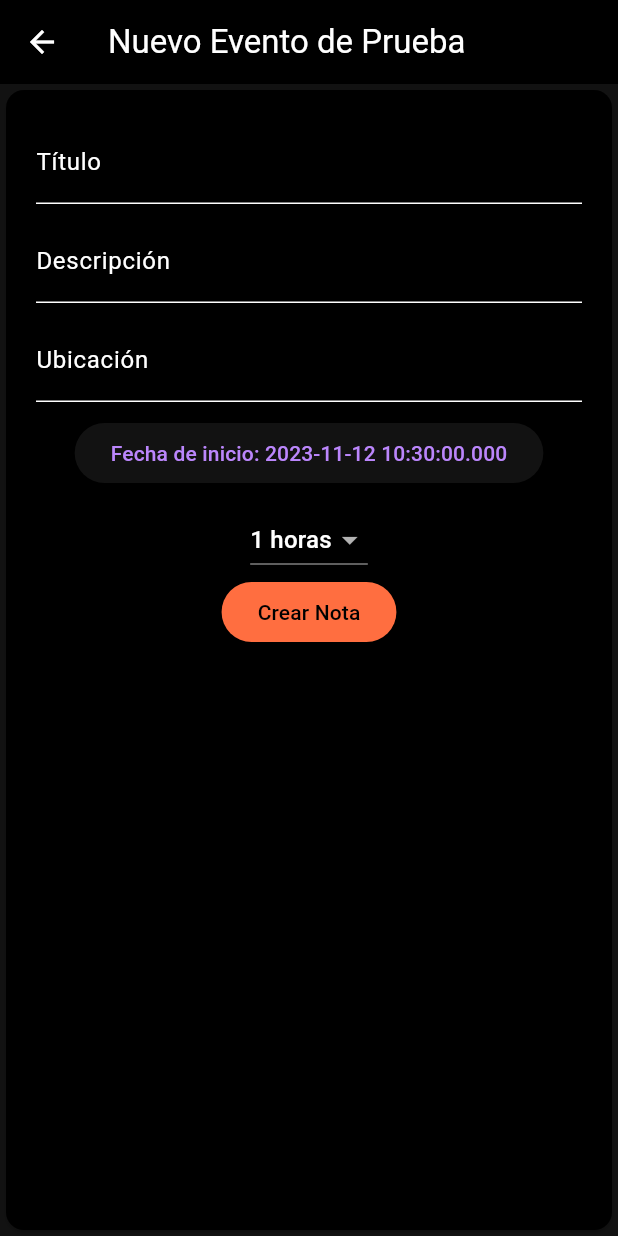
After one commit to jose-sepulveda/study_mate, a Flutter app: the CreateEventScreen screen opened directly, on a phone screen of 412 x 824 dp. The commit adds this screen. Run offline on Flutter 3.47's test engine with Material 2 defaults, Android fonts, the phone set to English and light mode, and no system bars; missing offline and left inert: manage_calendar_events.

Commit message:
12/11/2023

```diff
--- a/lib/views/components/presentacion_view_small.dart
+++ b/lib/views/components/presentacion_view_small.dart
@@ -12,7 +12,7 @@ class PresentacionViewSmall extends StatelessWidget {
   @override
   Widget build(BuildContext context) {
     return Card(
-      color: Colors.orange,
+      color: Colors.black,
       child: ListTile(
         title: Text(presentacion.title),
         subtitle: Text(presentacion.location),
--- /dev/null
+++ b/lib/views/pruebas/create.dart
@@ -0,0 +1,143 @@
+// ignore_for_file: unnecessary_null_comparison
+
+import 'package:flutter/material.dart';
+import 'package:manage_calendar_events/manage_calendar_events.dart';
+import 'package:study_mate/views/pruebas/prueba_list.dart';
+
+class CreateEventScreen extends StatefulWidget {
+  const CreateEventScreen({Key? key}) : super(key: key);
+
+  @override
+  State<CreateEventScreen> createState() => _CreateEventScreenState();
+}
+
+class _CreateEventScreenState extends State<CreateEventScreen> {
+  final TextEditingController titleController = TextEditingController();
+  final TextEditingController descriptionController = TextEditingController();
+  final TextEditingController locationController = TextEditingController();
+  DateTime startDate = DateTime.now();
+  Duration duration = Duration(hours: 1);
+  List<Duration> durations = [
+    Duration(hours: 1),
+    Duration(hours: 2),
+    Duration(hours: 3),
+  ];
+  final CalendarPlugin _myPlugin = CalendarPlugin();
+
+  @override
+  Widget build(BuildContext context) {
+    return Scaffold(
+        appBar: AppBar(
+          title: const Text('Nuevo Evento de Prueba'),
+          backgroundColor: Colors.black,
+        ),
+        body: Card(
+          color: Colors.black,
+          child: Container(
+            padding: const EdgeInsets.all(20),
+            child: Column(
+              children: [
+                TextFormField(
+                  controller: titleController,
+                  decoration: const InputDecoration(
+                    labelText: 'Título',
+                  ),
+                ),
+                const SizedBox(height: 10),
+                TextFormField(
+                  controller: descriptionController,
+                  decoration: const InputDecoration(
+                    labelText: 'Descripción',
+                  ),
+                ),
+                const SizedBox(height: 10),
+                TextFormField(
+                  controller: locationController,
+                  decoration: const InputDecoration(
+                    labelText: 'Ubicación',
+                  ),
+                ),
+                const SizedBox(height: 10),
+                ElevatedButton(
+                  onPressed: () async {
+                    final DateTime? picked = await showDatePicker(
+                      context: context,
+                      initialDate: startDate,
+                      firstDate: DateTime.now(),
+                      lastDate: DateTime(2101),
+                    );
+                    if (picked != null && picked != startDate) {
+                      setState(() {
+                        startDate = picked;
+                      });
+                    }
+                  },
+                  child: Text('Fecha de inicio: ${startDate.toLocal()}'),
+                ),
+                const SizedBox(height: 10),
+                DropdownButton<Duration>(
+                    value: duration,
+                    items: durations
+                        .map<DropdownMenuItem<Duration>>((Duration value) {
+                      return DropdownMenuItem<Duration>(
+                        value: value,
+                        child: Text('${value.inHours} horas'),
+                      );
+                    }).toList(),
+                    onChanged: (Duration? newValue) {
+                      setState(() {
+                        duration = newValue!;
+                      });
+                    }),
+                ElevatedButton(
+                  onPressed: () {
+                    _submitForm();
+                    Navigator.push(
+                        context,
+                        MaterialPageRoute(
+                            builder: (context) => const PruebaList()));
+                  },
+                  style: ButtonStyle(
+                      backgroundColor:
+                          MaterialStateProperty.all(Colors.deepOrangeAccent),
+                      foregroundColor: MaterialStateProperty.all(Colors.black)),
+                  child: const Text('Crear Nota'),
+                ),
+              ],
+            ),
+          ),
+        ));
+  }
+
+  Future<String> _getCalendar() async {
+    Calendar? maxIdCalendar;
+    String maxId = '';
+
+    final calendars = await _myPlugin.getCalendars();
+    maxIdCalendar = calendars?.firstWhere(
+      (calendar) => calendar.name!.contains('@gmail.com'),
+    );
+
+    if (maxIdCalendar != null) {
+      maxId = maxIdCalendar.id!;
+    }
+    return maxId;
+  }
+
+  void _submitForm() async {
+    final CalendarEvent event = CalendarEvent(
+      title: "PB " + titleController.text,
+      description: descriptionController.text,
+      location: locationController.text,
+      startDate: startDate,
+      endDate: startDate.add(const Duration(hours: 1)),
+    );
+    final maxIdCalendar = await _getCalendar();
+    if (maxIdCalendar == null) {
+      print('No se encontró un calendario con la ID máxima');
+      return null;
+    }
+
+    await _myPlugin.createEvent(calendarId: maxIdCalendar, event: event);
+  }
+}
```
Also changed, not shown: lib/views/home.dart (+8 -5 lines), lib/views/pruebas/prueba_list.dart (added, +244 -0 lines), lib/views/pruebas/update.dart (added, +173 -0 lines).
